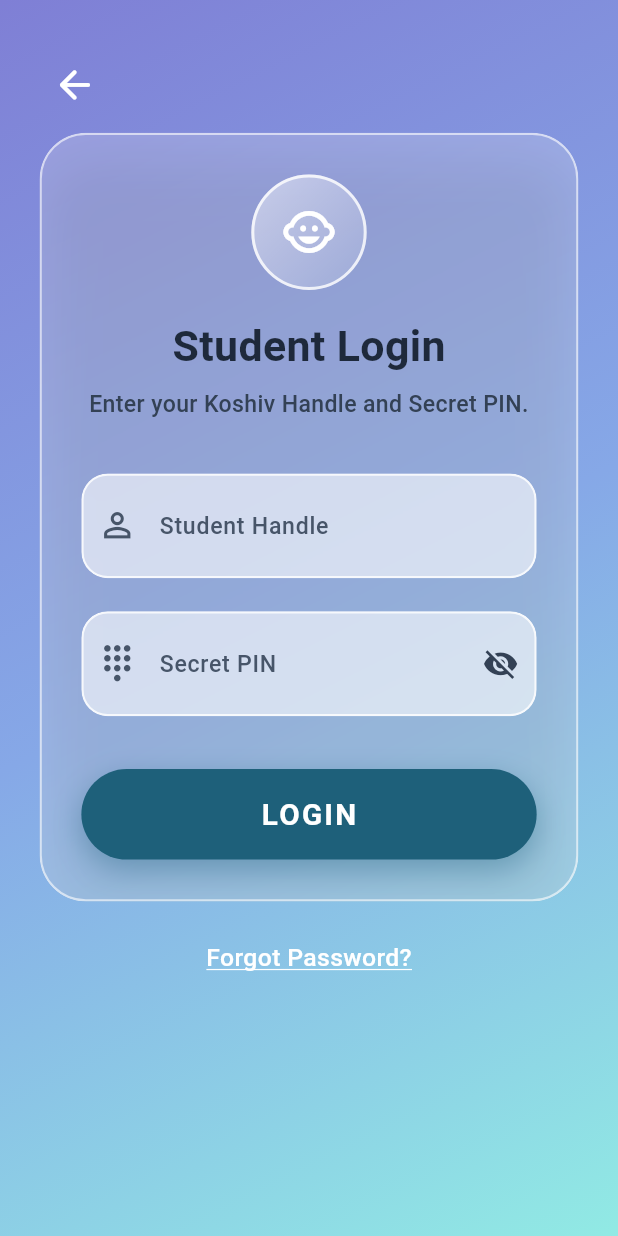
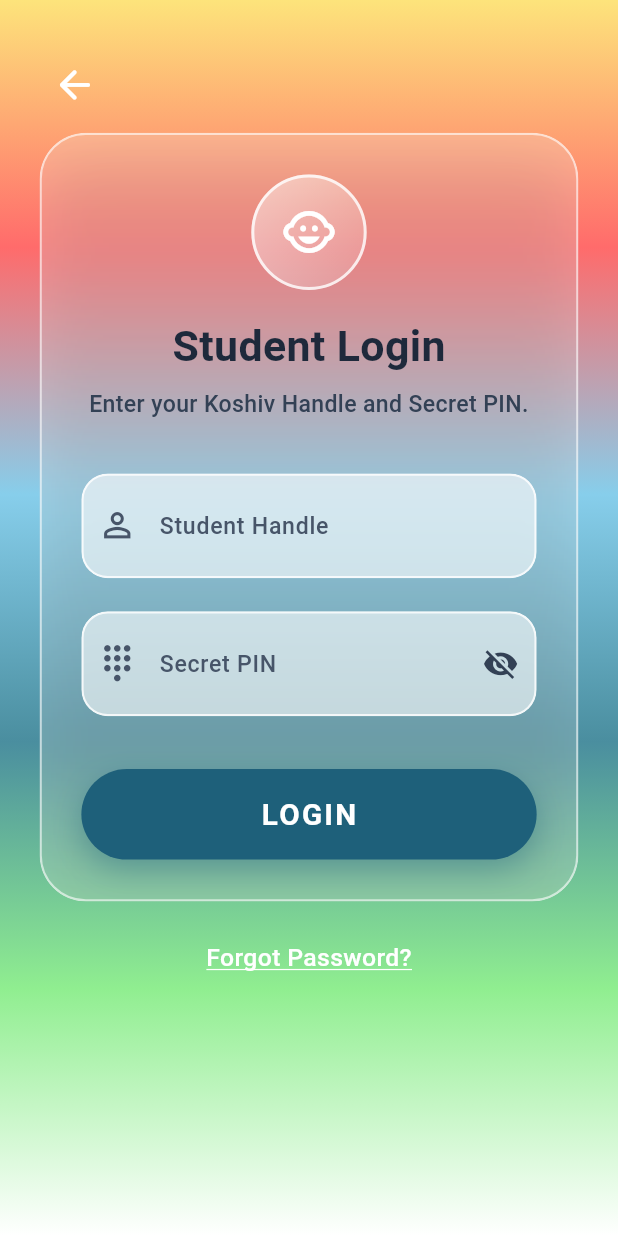
Before and after one commit to koushaljhacs/koshiv-kid-learning-app, a Flutter app: the screen it shows after launch, after a tap on an icon or button, on a phone screen of 412 x 824 dp. Run offline on Flutter 3.47's test engine with Material 3 defaults, Android fonts, the phone set to English and light mode, and no system bars; our stand-ins replace dio, flutter_dotenv.

Commit message:
fix: handle android back button to return to role cards instead of exiting app

```diff
--- a/koshiv_frontend/lib/features/auth/presentation/role_selection_screen.dart
+++ b/koshiv_frontend/lib/features/auth/presentation/role_selection_screen.dart
@@ -7,6 +7,7 @@
  * Module: auth_presentation
  * File: lib/features/auth/presentation/role_selection_screen.dart
  * Original File Version: 1.0.0
+ * Current File Version: 2.4.1
  * Complete Version Tracing:
  * Version 1.0.0 | Initial Role Selection Screen
  * Version 1.1.0 | Wired Login as Parent button
@@ -15,8 +16,16 @@
  * Version 2.0.0 | Complete redesign — Glassmorphism theme
  * Version 2.1.0 | Added typewriter effect and pulse animation
  * Version 2.2.0 | Layout fixed using IntrinsicHeight
- * Version 2.3.0 | Figma Pro UI/UX Redesign — Premium Violet-Cyan gradient.
- * Version 2.4.0 | Solid White Cards — Smart blend workaround to perfectly camouflage JPG white backgrounds.
+ * Version 2.3.0 | Figma Pro UI/UX Redesign — Premium Violet-Cyan gradient
+ * Version 2.4.0 | Solid White Cards — Smart blend workaround for JPG white backgrounds
+ * Version 2.4.1 | Fixed Android system back button — now returns to role cards instead of exiting app
+ *
+ * Aim: Unified Role Selection + Authentication Screen
+ * Why: Delightful animated entry with typewriter text and subtle pulse guide.
+ *      Premium Violet-Cyan gradient with solid white cards for clean avatar display.
+ *      Android back button properly handled to navigate back to role selection.
+ *      Dynamic responsive layout for all screen sizes.
+ *      Maintains strict RBAC and COPPA data isolation.
  * ============================================================
  */
 
@@ -161,24 +170,34 @@ class _RoleSelectionScreenState extends State<RoleSelectionScreen>
   double _responsiveFont(double size, BuildContext context) =>
       size * _scaleFactor(context);
 
-  @override
-  Widget build(BuildContext context) {
-    final scale = _scaleFactor(context);
+@override
+Widget build(BuildContext context) {
+  final scale = _scaleFactor(context);
 
-    return Scaffold(
+  return PopScope(
+    canPop: _selectedRole == null,
+    onPopInvokedWithResult: (didPop, result) {
+      if (!didPop && _selectedRole != null) {
+        _onBackToRoles();
+      }
+    },
+    child: Scaffold(
       body: Container(
         width: double.infinity,
         height: double.infinity,
         decoration: const BoxDecoration(
           gradient: LinearGradient(
             colors: [
-              Color(0xFF7F7FD5), // Soft Violet
-              Color(0xFF86A8E7), // Clean Sky Blue
-              Color(0xFF91EAE4), // Fresh Cyan
+              Color(0xFFFDE47B),
+              Color(0xFFFF6B6B),
+              Color(0xFF87CEEB),
+              Color(0xFF4A8E9F),
+              Color(0xFF90EE90),
+              Color(0xFFFFFFFF),
             ],
-            begin: Alignment.topLeft,
-            end: Alignment.bottomRight,
-            stops: [0.0, 0.5, 1.0],
+            begin: Alignment.topCenter,
+            end: Alignment.bottomCenter,
+            stops: [0.0, 0.2, 0.4, 0.6, 0.8, 1.0],
           ),
         ),
         child: SafeArea(
@@ -187,8 +206,9 @@ class _RoleSelectionScreenState extends State<RoleSelectionScreen>
               : _buildLoginFormView(context, scale),
         ),
       ),
-    );
-  }
+    ),
+  );
+}
 
   Widget _buildRoleSelectionView(BuildContext context, double scale) {
     return SingleChildScrollView(
```
